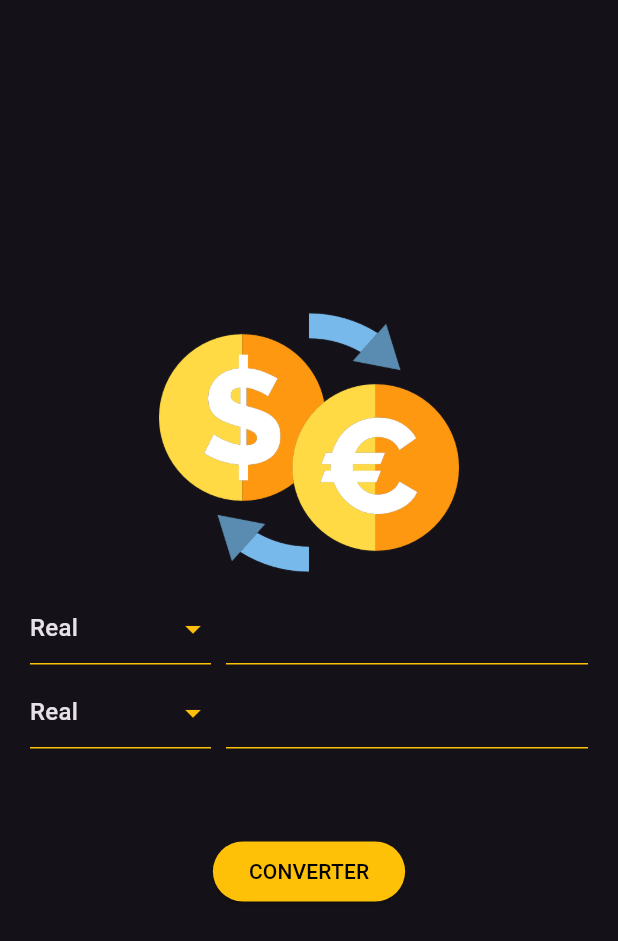
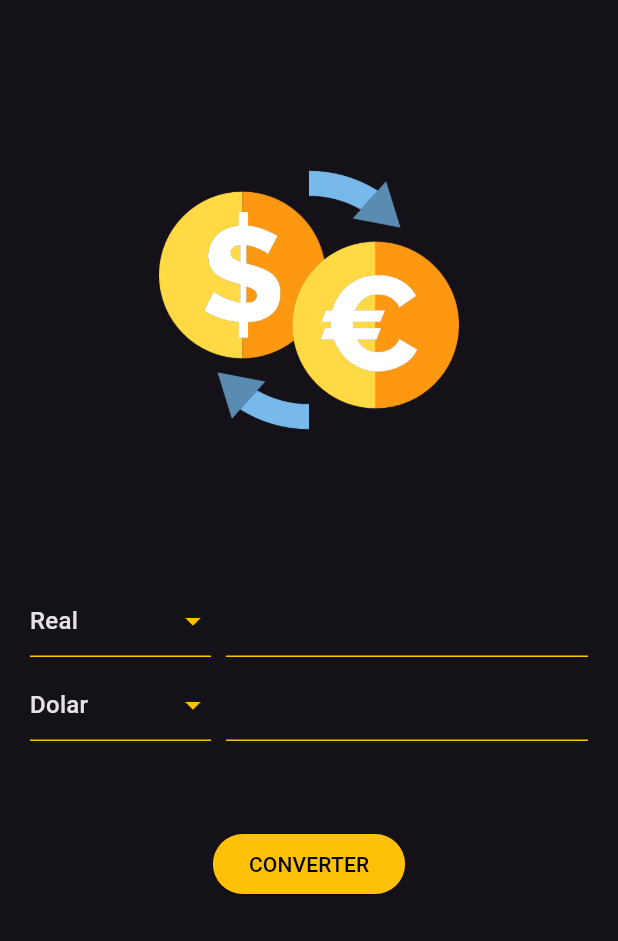
Before and after one commit to vrunobinicius/DEV-MOBILE-CONVERSOR-DE-MOEDAS, a Flutter app: the screen it shows after launch, on a phone screen of 412 x 824 dp. Shown: the top 941 px of the screen. Run offline on Flutter 3.47's test engine with Material 3 defaults, Android fonts, the phone set to English and light mode, and no system bars.

Commit message:
Development Completed
DESENVOLVIMENTO DO CONVERSOR DE MOEDAS COMPLETO.

```diff
--- a/lib/app/views/home_view.dart
+++ b/lib/app/views/home_view.dart
@@ -1,10 +1,23 @@
-// ignore_for_file: prefer_const_constructors
-
 import 'package:conversor_de_moedas/components/currency_box.dart';
+import 'package:conversor_de_moedas/controller/home_controller.dart';
 import 'package:flutter/material.dart';
 
-class HomeView extends StatelessWidget {
-  const HomeView({super.key});
+class HomeView extends StatefulWidget {
+  @override
+  State<HomeView> createState() => _HomeViewState();
+}
+
+class _HomeViewState extends State<HomeView> {
+  final TextEditingController? toText = TextEditingController();
+
+  final TextEditingController? fromText = TextEditingController();
+
+  HomeController? homeController;
+  @override
+  void initState() {
+    super.initState();
+    homeController = HomeController(toText: toText, fromText: fromText);
+  }
 
   @override
   Widget build(BuildContext context) {
@@ -13,7 +26,7 @@ class HomeView extends StatelessWidget {
         width: MediaQuery.of(context).size.width,
         height: MediaQuery.of(context).size.height,
         child: Padding(
-          padding: EdgeInsets.only(left: 20, right: 20, top: 195, bottom: 100),
+          padding: EdgeInsets.only(left: 20, right: 20, top: 100, bottom: 100),
           child: Column(
             children: [
               Image.asset(
@@ -21,8 +34,31 @@ class HomeView extends StatelessWidget {
                 width: 200,
                 height: 200,
               ),
-              CurrencyBox(),
-              CurrencyBox(),
+              SizedBox(height: 90),
+              CurrencyBox(
+                items: homeController?.currencies,
+                controller: toText,
+                selectedItem: homeController?.toCurrency,
+                onChanged: (model) {
+                  setState(() {
+                    if (homeController!.fromCurrency != model) {
+                      homeController!.toCurrency = model!;
+                    }
+                  });
+                },
+              ),
+              CurrencyBox(
+                items: homeController?.currencies,
+                controller: fromText,
+                selectedItem: homeController?.fromCurrency,
+                onChanged: (model) {
+                  setState(() {
+                    if (homeController!.toCurrency != model) {
+                      homeController!.fromCurrency = model!;
+                    }
+                  });
+                },
+              ),
               SizedBox(height: 50),
               ElevatedButton(
                   style: ButtonStyle(
@@ -30,7 +66,9 @@ class HomeView extends StatelessWidget {
                           MaterialStateProperty.all<Color>(Colors.amber),
                       foregroundColor:
                           MaterialStateProperty.all<Color>(Colors.black)),
-                  onPressed: () {},
+                  onPressed: () {
+                    homeController!.convert();
+                  },
                   child: Text("CONVERTER"))
             ],
           ),
--- a/lib/components/currency_box.dart
+++ b/lib/components/currency_box.dart
@@ -1,7 +1,19 @@
+import 'package:conversor_de_moedas/app/models/currency_model.dart';
 import 'package:flutter/material.dart';
 
 class CurrencyBox extends StatelessWidget {
-  const CurrencyBox({super.key});
+  final List<CurrencyModel>? items;
+  CurrencyModel? selectedItem;
+  TextEditingController? controller;
+  final Function(CurrencyModel?)? onChanged;
+
+  CurrencyBox({
+    super.key,
+    this.items,
+    this.selectedItem,
+    this.controller,
+    this.onChanged,
+  });
 
   @override
   Widget build(BuildContext context) {
@@ -12,24 +24,20 @@ class CurrencyBox extends StatelessWidget {
           flex: 1,
           child: SizedBox(
             height: 56,
-            child: DropdownButton(
+            child: DropdownButton<CurrencyModel>(
               iconEnabledColor: Colors.amber,
-              value: 0,
               isExpanded: true,
+              value: selectedItem,
               underline: Container(height: 1, color: Colors.amber),
-              items: [
-                DropdownMenuItem(
-                  onTap: () {},
-                  child: Text("Real"),
-                  value: 0,
-                ),
-                DropdownMenuItem(
-                  onTap: () {},
-                  child: Text("data"),
-                  value: 1,
-                ),
-              ],
-              onChanged: (value) {},
+              items: items!
+                  .map(
+                    (e) => DropdownMenuItem(
+                      value: e,
+                      child: Text(e.name!),
+                    ),
+                  )
+                  .toList(),
+              onChanged: onChanged,
             ),
           ),
         ),
@@ -37,6 +45,7 @@ class CurrencyBox extends StatelessWidget {
         Expanded(
           flex: 2,
           child: TextField(
+            controller: controller,
             decoration: InputDecoration(
               enabledBorder: UnderlineInputBorder(
                   borderSide: BorderSide(color: Colors.amber)),
--- a/lib/controller/home_controller.dart
+++ b/lib/controller/home_controller.dart
@@ -6,17 +6,17 @@ class HomeController {
   late CurrencyModel toCurrency;
   late CurrencyModel fromCurrency;
 
-  TextEditingController toText = TextEditingController();
-  TextEditingController fromText = TextEditingController();
+  final TextEditingController? toText;
+  final TextEditingController? fromText;
 
-  HomeController() {
+  HomeController({this.toText, this.fromText}) {
     currencies = CurrencyModel.getCurrencies();
     toCurrency = currencies[0];
     fromCurrency = currencies[1];
   }
 
   void convert() {
-    String text = toText.text;
+    String text = toText!.text;
     double value = double.tryParse(text) ?? 1.0;
     double returnValue = 0;
 
@@ -30,6 +30,6 @@ class HomeController {
       returnValue = value * toCurrency.bitcoin!;
     }
 
-    fromText.text = returnValue.toStringAsFixed(2);
+    fromText!.text = returnValue.toStringAsFixed(2);
   }
 }
```
